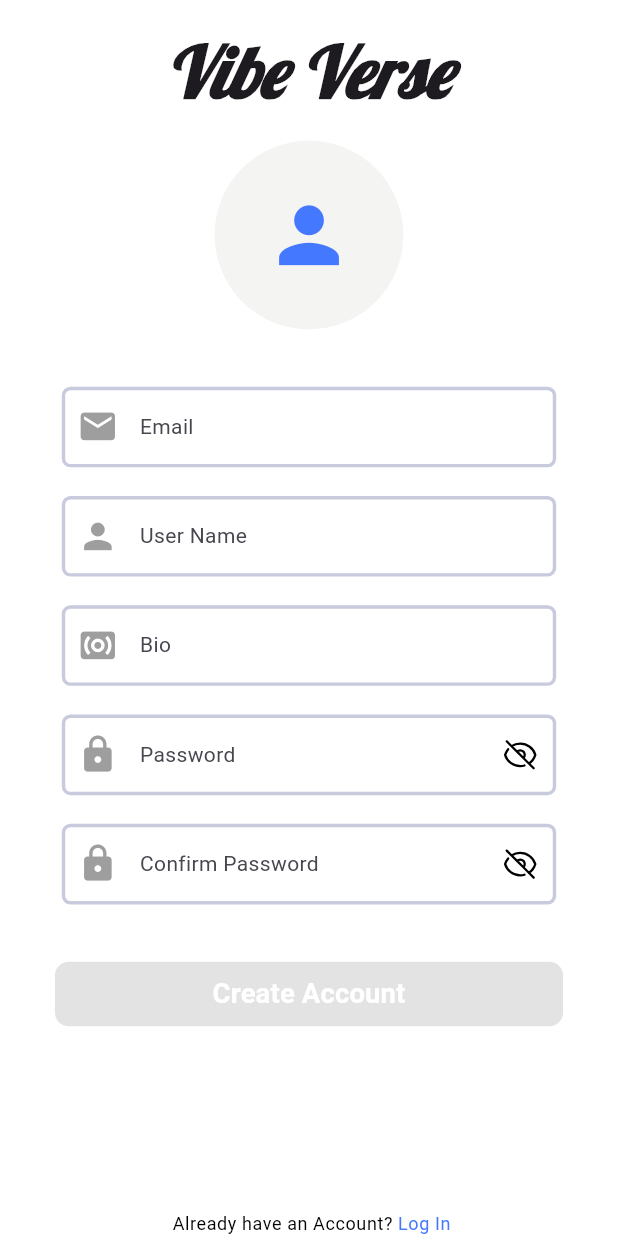
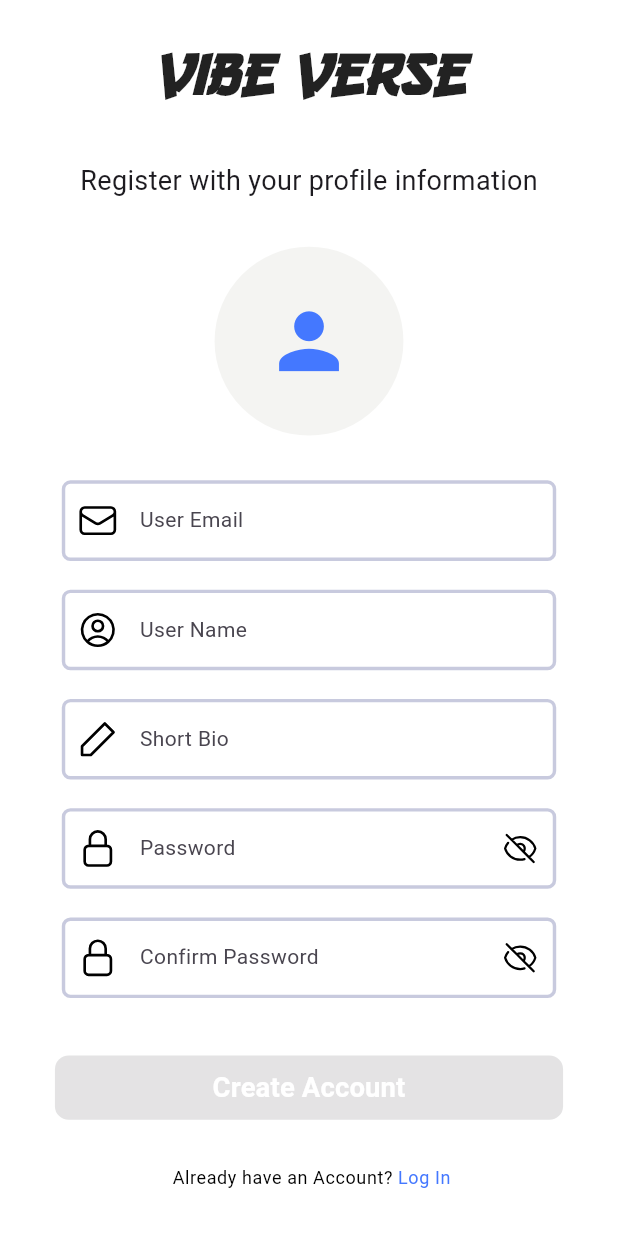
Before and after one commit to RifahTasnia-ux/vibe_verse_app, a Flutter app: the SignUpScreen screen opened directly, on a phone screen of 412 x 824 dp. Run offline on Flutter 3.47's test engine with Material 3 defaults, Android fonts, the phone set to English and light mode, and no system bars; our stand-ins replace cloud_firestore, firebase_auth, firebase_core, firebase_storage, flutter_animate, flutter_screenutil and 4 more; accounts and stored records are empty; Roboto replaces fonts that are missing (Roboto-Bold).

Commit message:
SOC-9: Updated Registration UI Design

```diff
--- a/lib/presentation/screens/auth/login_screen.dart
+++ b/lib/presentation/screens/auth/login_screen.dart
@@ -1,7 +1,8 @@
 import 'package:flutter/gestures.dart';
 import 'package:flutter/material.dart';
 import 'package:flutter_screenutil/flutter_screenutil.dart';
-import 'package:vibe_verse/presentation/screens/home_screen/home_screen.dart';
+import 'package:vibe_verse/presentation/screens/auth/registration_screen.dart';
+import 'package:vibe_verse/presentation/screens/home_bottom_nav_bar.dart';
 import 'package:flutter_svg/flutter_svg.dart';
 import 'package:vibe_verse/utils/svg_string.dart';
 import '../../../data/firebase_auth.dart';
@@ -69,7 +70,7 @@ class _LoginScreenState extends State<LoginScreen> {
       if (mounted) {
         Navigator.pushReplacement(
           context,
-          MaterialPageRoute(builder: (context) => const HomeScreen()),
+          MaterialPageRoute(builder: (context) => const PersistentBottomNavBar()),
         );
         emailTEC.clear();
         passwordTEC.clear();
@@ -196,7 +197,7 @@ class _LoginScreenState extends State<LoginScreen> {
                             Navigator.pushReplacement(
                               context,
                               MaterialPageRoute(
-                                  builder: (context) => const HomeScreen()),
+                                  builder: (context) => const SignUpScreen()),
                             );
                           },
                       ),
--- a/lib/presentation/screens/auth/registration_screen.dart
+++ b/lib/presentation/screens/auth/registration_screen.dart
@@ -2,11 +2,12 @@ import 'dart:io';
 import 'package:flutter/gestures.dart';
 import 'package:flutter/material.dart';
 import 'package:flutter_screenutil/flutter_screenutil.dart';
-import 'package:google_fonts/google_fonts.dart';
+import 'package:flutter_svg/svg.dart';
 import 'package:vibe_verse/utils/app_colors.dart';
 import 'package:vibe_verse/utils/dialog.dart';
 import '../../../data/firebase_auth.dart';
 import '../../../utils/image_picker.dart';
+import '../../../utils/svg_string.dart';
 import '../../../widget/custom_button.dart';
 import '../../../widget/custom_text_field.dart';
 import 'login_screen.dart';
@@ -147,22 +148,32 @@ class _SignUpScreenState extends State<SignUpScreen> {
       resizeToAvoidBottomInset: false,
       backgroundColor: AppColors.primary,
       body: SafeArea(
+        child: SingleChildScrollView(
           child: Padding(
             padding: EdgeInsets.symmetric(horizontal: 32.w),
             child: Column(
               crossAxisAlignment: CrossAxisAlignment.center,
               children: [
                 SizedBox(height: ScreenUtil.defaultSize.height * .025.h),
-              Text(
+                const Text(
                   'Vibe Verse',
-                style: GoogleFonts.lobster(
-                  textStyle: Theme.of(context).textTheme.displayLarge,
-                  fontSize: 48,
+                  style: TextStyle(
+                    fontSize: 40,
                     fontWeight: FontWeight.w700,
                     fontStyle: FontStyle.italic,
+                    fontFamily: "Gang",
+                    color: Colors.black87,
                   ),
                 ),
-              SizedBox(height: 16.h),
+                SizedBox(height: 25.h),
+                const Text(
+                  "Register with your profile information",
+                  style: TextStyle(
+                    fontSize: 18,
+                    fontFamily: "Roboto-Bold",
+                  ),
+                ),
+                SizedBox(height: 26.h),
                 InkWell(
                   onTap: _pickImage,
                   child: Center(
@@ -182,18 +193,32 @@ class _SignUpScreenState extends State<SignUpScreen> {
                     ),
                   ),
                 ),
-              SizedBox(height: 32.h),
+                SizedBox(height: 25.h),
                 CustomTextField(
                   controller: emailTEC,
-                icon: Icons.email,
-                hintText: 'Email',
+                  svgIcon: Padding(
+                    padding: const EdgeInsets.all(10),
+                    child: SvgPicture.string(
+                      SvgStringName.svgEmail,
+                      height: 20,
+                      width: 20,
+                    ),
+                  ),
+                  hintText: 'User Email',
                   focusNode: emailFocus,
                   inputType: TextInputType.emailAddress,
                 ),
                 SizedBox(height: 16.h),
                 CustomTextField(
                   controller: userNameTEC,
-                icon: Icons.person,
+                  svgIcon: Padding(
+                    padding: const EdgeInsets.all(10),
+                    child: SvgPicture.string(
+                      SvgStringName.svgPerson,
+                      height: 20,
+                      width: 20,
+                    ),
+                  ),
                   hintText: 'User Name',
                   focusNode: userNameFocus,
                   inputType: TextInputType.text,
@@ -201,15 +226,29 @@ class _SignUpScreenState extends State<SignUpScreen> {
                 SizedBox(height: 16.h),
                 CustomTextField(
                   controller: bioTEC,
-                icon: Icons.surround_sound,
-                hintText: 'Bio',
+                  svgIcon: Padding(
+                    padding: const EdgeInsets.all(10),
+                    child: SvgPicture.string(
+                      SvgStringName.svgBio,
+                      height: 20,
+                      width: 20,
+                    ),
+                  ),
+                  hintText: 'Short Bio',
                   focusNode: bioFocus,
                   inputType: TextInputType.text,
                 ),
                 SizedBox(height: 16.h),
                 CustomTextField(
                   controller: passwordTEC,
-                icon: Icons.lock,
+                  svgIcon: Padding(
+                    padding: const EdgeInsets.all(10),
+                    child: SvgPicture.string(
+                      SvgStringName.svgPassword,
+                      height: 20,
+                      width: 20,
+                    ),
+                  ),
                   hintText: 'Password',
                   focusNode: passwordFocus,
                   isPassword: true,
@@ -218,7 +257,14 @@ class _SignUpScreenState extends State<SignUpScreen> {
                 SizedBox(height: 16.h),
                 CustomTextField(
                   controller: confirmPasswordTEC,
-                icon: Icons.lock,
+                  svgIcon: Padding(
+                    padding: const EdgeInsets.all(10),
+                    child: SvgPicture.string(
+                      SvgStringName.svgPassword,
+                      height: 20,
+                      width: 20,
+                    ),
+                  ),
                   hintText: 'Confirm Password',
                   focusNode: confirmPasswordFocus,
                   isPassword: true,
@@ -234,10 +280,10 @@ class _SignUpScreenState extends State<SignUpScreen> {
                   },
                   isEnabled: isFormValid,
                   isLoading: _isLoading,
-                loadingColor: AppColors.white,
-                disabledColor: AppColors.paleBlue,
+                  loadingColor: AppColors.secondary,
+                  color: AppColors.textBoxButton,
                 ),
-              const Spacer(),
+                SizedBox(height: 26.h),
                 Center(
                   child: RichText(
                     text: TextSpan(
@@ -266,10 +312,13 @@ class _SignUpScreenState extends State<SignUpScreen> {
                     ),
                   ),
                 ),
+                SizedBox(height: 30.h),
               ],
+            ),
           ),
         ),
       ),
     );
   }
+
 }
--- a/lib/utils/svg_string.dart
+++ b/lib/utils/svg_string.dart
@@ -14,4 +14,10 @@ class SvgStringName{
 <path d="M2.03589 12.322C1.96688 12.1146 1.96688 11.8904 2.03589 11.683C3.42289 7.51 7.35989 4.5 11.9999 4.5C16.6379 4.5 20.5729 7.507 21.9629 11.678C22.0329 11.885 22.0329 12.109 21.9629 12.317C20.5769 16.49 16.6399 19.5 11.9999 19.5C7.36189 19.5 3.42589 16.493 2.03589 12.322Z" stroke="black" stroke-width="1.5" stroke-linecap="round" stroke-linejoin="round"/>
 <path d="M15 12C15 12.7956 14.6839 13.5587 14.1213 14.1213C13.5587 14.6839 12.7956 15 12 15C11.2044 15 10.4413 14.6839 9.87868 14.1213C9.31607 13.5587 9 12.7956 9 12C9 11.2044 9.31607 10.4413 9.87868 9.87868C10.4413 9.31607 11.2044 9 12 9C12.7956 9 13.5587 9.31607 14.1213 9.87868C14.6839 10.4413 15 11.2044 15 12Z" stroke="black" stroke-width="1.5" stroke-linecap="round" stroke-linejoin="round"/>
 </svg>''';
+
+  static String svgPerson = '''<svg width="24" height="24" viewBox="0 0 24 24" fill="none" xmlns="http://www.w3.org/2000/svg">
+<path d="M17.982 18.7252C17.2833 17.8001 16.3793 17.0498 15.3412 16.5336C14.3031 16.0173 13.1594 15.7491 12 15.7502C10.8407 15.7491 9.6969 16.0173 8.65883 16.5336C7.62077 17.0498 6.71675 17.8001 6.01801 18.7252M17.982 18.7252C19.3455 17.5124 20.3071 15.9137 20.7412 14.1413C21.1753 12.3688 21.0603 10.5063 20.4115 8.80067C19.7627 7.09506 18.6107 5.62697 17.1084 4.59109C15.6061 3.55521 13.8244 3.00049 11.9995 3.00049C10.1747 3.00049 8.39295 3.55521 6.89062 4.59109C5.38829 5.62697 4.23634 7.09506 3.58755 8.80067C2.93875 10.5063 2.82376 12.3688 3.25783 14.1413C3.6919 15.9137 4.65451 17.5124 6.01801 18.7252M17.982 18.7252C16.336 20.1934 14.2056 21.0033 12 21.0002C9.79404 21.0036 7.66425 20.1936 6.01801 18.7252M15 9.75019C15 10.5458 14.6839 11.3089 14.1213 11.8715C13.5587 12.4341 12.7957 12.7502 12 12.7502C11.2044 12.7502 10.4413 12.4341 9.87869 11.8715C9.31608 11.3089 9.00001 10.5458 9.00001 9.75019C9.00001 8.95454 9.31608 8.19148 9.87869 7.62887C10.4413 7.06626 11.2044 6.75019 12 6.75019C12.7957 6.75019 13.5587 7.06626 14.1213 7.62887C14.6839 8.19148 15 8.95454 15 9.75019Z" stroke="black" stroke-width="1.5" stroke-linecap="round" stroke-linejoin="round"/>
+</svg>''';
+
+  static String svgBio = '''<svg xmlns="http://www.w3.org/2000/svg" width="24" height="24" viewBox="0 0 24 24" fill="none" stroke="black" stroke-width="1.5" stroke-linecap="round" stroke-linejoin="round"><polygon points="16 3 21 8 8 21 3 21 3 16 16 3"></polygon></svg>''';
 }
```
Lines whose indentation alone changed are shown as unchanged.
